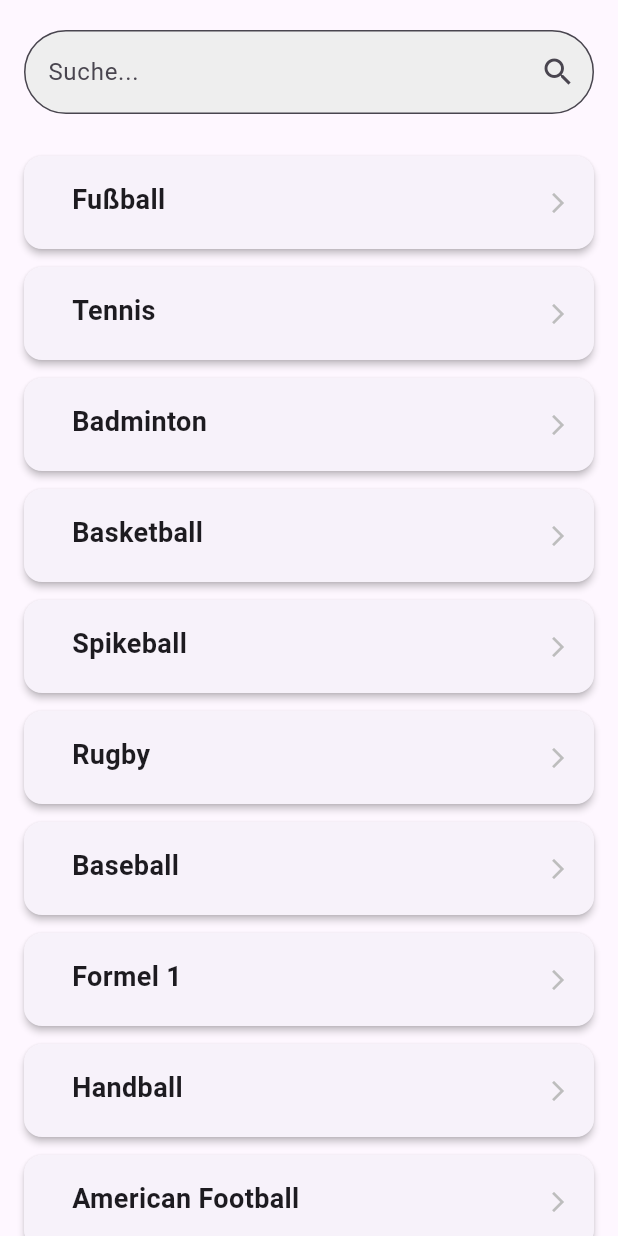
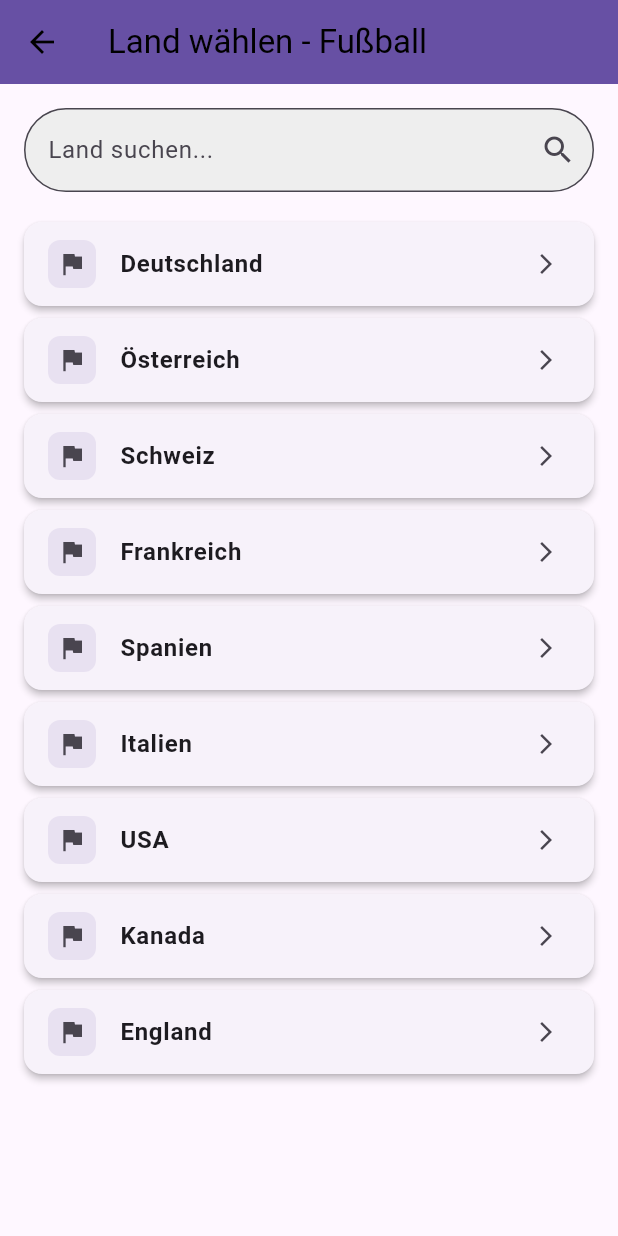
Before and after one commit to KnockeKnause/SportsAPP, a Flutter app: the SearchScreen widget shown alone on an empty page, opened directly, after a tap on "Fußball", on a phone screen of 412 x 824 dp. Run offline on Flutter 3.47's test engine with Material 3 defaults, Android fonts, the phone set to English and light mode, and no system bars; our stand-ins replace shared_preferences; accounts and stored records are empty; network calls fail.

Commit message:
feat: Add country selection screen and integrate with competitions for improved user experience

```diff
--- a/lib/models/sport.dart
+++ b/lib/models/sport.dart
@@ -1,17 +1,22 @@
 class Sport {
   final String id;
   final String name;
+  final String? apiName;
+  //final Bool isTeamSport;
   //final ImageProvider? image;
   final List<Competition> competitions;
 
-  Sport({
+  Sport( {
     String? id,
+    this.apiName,
     required this.name,
+    //required this.isTeamSport,
     required this.competitions,
   }) : id = id ?? name.toLowerCase().replaceAll(' ', '_');
 
   factory Sport.fromJson(Map<String, dynamic> json) {
     return Sport(
+      apiName: json['api_name'] ?? json['name'].toLowerCase().replaceAll(' ', '_'),
       id: json['id'],
       name: json['name'],
       competitions: (json['competitions'] as List)
@@ -25,6 +30,7 @@ class Sport {
       'id': id,
       'name': name,
       'competitions': competitions.map((c) => c.toJson()).toList(),
+      'apiName': apiName,
     };
   }
 }
@@ -68,25 +74,22 @@ class Competition {
 class Team {
   final String id;
   final String name;
-  final String? city;
-  final String? league;
-  final String? country;
+  final String? sport;
+  final String? logoUrl;
 
   Team({
     String? id,
+    this.logoUrl,
+    this.sport,
     required this.name,
-    this.city,
-    this.league,
-    this.country,
   }) : id = id ?? name.toLowerCase().replaceAll(' ', '_');
 
   factory Team.fromJson(Map<String, dynamic> json) {
     return Team(
-      id: json['id'],
-      name: json['name'],
-      city: json['city'],
-      league: json['league'],
-      country: json['country'],
+      id: json['idTeam'],
+      name: json['strTeam'] ?? '',
+      sport: json['strSport'] ?? '',
+      logoUrl: json['strBadge'],
     );
   }
 
@@ -94,9 +97,28 @@ class Team {
     return {
       'id': id,
       'name': name,
-      'city': city,
-      'league': league,
-      'country': country,
+      'sport': sport,
+      'logoUrl': logoUrl,
     };
   }
 }
+
+class Country {
+  final String apiName;
+  final String name;
+  final String? flagUrl;
+
+  Country({
+    required this.apiName,
+    required this.name,
+    this.flagUrl,
+  });
+
+  factory Country.fromJson(Map<String, dynamic> json) {
+    return Country(
+      apiName: json['api_name'] ?? json['name'].toLowerCase().replaceAll(' ', '_'),
+      name: json['name'],
+      flagUrl: json['flag_url'],
+    );
+  }
+}
--- a/lib/providers/favorites_provider.dart
+++ b/lib/providers/favorites_provider.dart
@@ -41,6 +41,8 @@ class FavoritesProvider extends ChangeNotifier {
   void addTeamToFavorites(Team team) {
     if (!isTeamFavorite(team.id)) {
       _favoriteTeams.add(team);
+      print(_favoriteTeams);
+      print('Team added to favorites: ${team.name}');
       _saveFavorites();
       notifyListeners();
     }
--- a/lib/providers/sports_provider.dart
+++ b/lib/providers/sports_provider.dart
@@ -19,16 +19,15 @@ class SportsProvider extends ChangeNotifier {
   // Mock data for demonstration - replace with real API calls
   void _loadSports() {
     _sports = [
-      Sport(id: '2023', name: 'Fußball', competitions:[]),
-      Sport(id: '2', name: 'Tennis', competitions:[]),
-      Sport(id: '3', name: 'Badminton', competitions:[]),
-      Sport(id: '4', name: 'Basketball', competitions:[]),
-      Sport(id: '5', name: 'Spikeball', competitions:[]),
-      Sport(id: '6', name: 'Rugby', competitions:[]),
-      Sport(id: '7', name: 'Baseball', competitions:[]),
-      Sport(id: '8', name: 'Formel 1', competitions:[]),
-      Sport(id: '9', name: 'Handball', competitions:[]),
-      Sport(id: '10', name: 'American Football', competitions:[]),
+      Sport(id: '1', apiName: 'Soccer', name: 'Fußball', competitions:[]),
+      Sport(id: '2', apiName: 'Tennis', name: 'Tennis', competitions:[]),
+      Sport(id: '4', apiName: 'Basketball',name: 'Basketball', competitions:[]),
+      Sport(id: '5', apiName: 'Spikeball',name: 'Spikeball', competitions:[]),
+      Sport(id: '6', apiName: 'Rugby',name: 'Rugby', competitions:[]),
+      Sport(id: '7', apiName: 'Baseball',name: 'Baseball', competitions:[]),
+      Sport(id: '8', apiName: 'Formel 1',name: 'Formel 1', competitions:[]),
+      Sport(id: '9', apiName: 'Handball',name: 'Handball', competitions:[]),
+      Sport(id: '10', apiName: 'American Football',name: 'American Football', competitions:[]),
     ];
     notifyListeners();
   }
--- /dev/null
+++ b/lib/screens/country_screen.dart
@@ -0,0 +1,169 @@
+import 'package:flutter/material.dart';
+import 'package:my_sports_app/screens/competitions_screen.dart';
+import 'package:my_sports_app/widgets/country_card.dart';
+import '../models/sport.dart';
+import '../services/api_service.dart';
+
+class CountrySelectionScreen extends StatefulWidget {
+  final Sport sport;
+
+  const CountrySelectionScreen({super.key, required this.sport});
+
+  @override
+  _CountrySelectionScreenState createState() => _CountrySelectionScreenState();
+}
+
+class _CountrySelectionScreenState extends State<CountrySelectionScreen> {
+  List<Country> _countries = [];
+  List<Country> _filteredCountries = [];
+  bool _isLoading = true;
+  final TextEditingController _searchController = TextEditingController();
+
+  @override
+  void initState() {
+    super.initState();
+    _loadCountriesMock();
+    _searchController.addListener(_filterCountries);
+  }
+
+  /*Future<void> _loadCountries() async {
+    try {
+      final countries = await ApiService.fetchCountries(widget.sport.name);
+      setState(() {
+        _countries = countries;
+        _filteredCountries = countries;
+        _isLoading = false;
+      });
+    } catch (e) {
+      setState(() {
+        _isLoading = false;
+      });
+      ScaffoldMessenger.of(context).showSnackBar(
+        SnackBar(content: Text('Fehler beim Laden der Länder: $e')),
+      );
+    }
+  }*/
+
+  Future<void> _loadCountriesMock() async {
+    // Mock-Daten für Länder
+    await Future.delayed(const Duration(seconds: 1)); // Simuliere Netzwerkverzögerung
+    setState(() {
+      _countries = [
+        Country(apiName: 'Germany', name: 'Deutschland', flagUrl: 'https://www.thesportsdb.com/images/icons/flags/shiny/32/Germany.png'),
+        Country(apiName: 'Austria', name: 'Österreich', flagUrl: 'https://www.thesportsdb.com/images/icons/flags/shiny/32/Austria.png'),
+        Country(apiName: 'Switzerland', name: 'Schweiz', flagUrl: 'https://www.thesportsdb.com/images/icons/flags/shiny/32/Switzerland.png'),
+        Country(apiName: 'France', name: 'Frankreich', flagUrl: 'https://www.thesportsdb.com/images/icons/flags/shiny/32/France.png'),
+        Country(apiName: 'Spain', name: 'Spanien', flagUrl: 'https://www.thesportsdb.com/images/icons/flags/shiny/32/Spain.png'),
+        Country(apiName: 'Italy', name: 'Italien', flagUrl: 'https://www.thesportsdb.com/images/icons/flags/shiny/32/Italy.png'),
+        Country(apiName: 'USA', name: 'USA', flagUrl: 'https://www.thesportsdb.com/images/icons/flags/shiny/32/Angola.png'),
+        Country(apiName: 'Canada', name: 'Kanada', flagUrl: 'https://www.thesportsdb.com/images/icons/flags/shiny/32/Canada.png'),
+        Country(apiName: 'England', name: 'England', flagUrl: 'https://www.thesportsdb.com/images/icons/flags/shiny/32/England.png')
+      ];
+      _filteredCountries = _countries;
+      _isLoading = false;
+    });
+  }
+
+  void _filterCountries() {
+    final query = _searchController.text.toLowerCase();
+    setState(() {
+      _filteredCountries = _countries.where((country) =>
+          country.name.toLowerCase().contains(query)).toList();
+    });
+  }
+
+  @override
+  void dispose() {
+    _searchController.dispose();
+    super.dispose();
+  }
+
+  @override
+  Widget build(BuildContext context) {
+    return Scaffold(
+      appBar: AppBar(
+        title: Text('Land wählen - ${widget.sport.name}'),
+        backgroundColor: Theme.of(context).primaryColor,
+      ),
+      body: Column(
+        children: [
+          // Suchfeld
+          Padding(
+            padding: const EdgeInsets.all(16.0),
+            child: TextField(
+              controller: _searchController,
+              decoration: InputDecoration(
+                hintText: 'Land suchen...',
+                suffixIcon: const Icon(Icons.search),
+                border: OutlineInputBorder(
+                borderRadius: BorderRadius.circular(30),
+              ),
+              filled: true,
+              fillColor: Theme.of(context).brightness == Brightness.dark
+                  ? Colors.grey[900]
+                  : Colors.grey[200],
+              ),
+            ),
+          ),
+          // Länder-Liste
+          Expanded(
+            child: _isLoading
+                ? const Center(child: CircularProgressIndicator())
+                : _filteredCountries.isEmpty
+                    ? const Center(
+                        child: Text(
+                          'Keine Länder gefunden',
+                          style: TextStyle(fontSize: 16, color: Colors.grey),
+                        ),
+                      )
+                    : ListView.builder(
+                        padding: const EdgeInsets.symmetric(horizontal: 16),
+                        itemCount: _filteredCountries.length,
+                        itemBuilder: (context, index) {
+                          final country = _filteredCountries[index];
+                          return CountryCard(
+                            country: country,
+                            onTap: () async {
+                              // Ligen für Sport und Land laden
+                              try {
+                                showDialog(
+                                  context: context,
+                                  barrierDismissible: false,
+                                  builder: (context) => const Center(
+                                    child: CircularProgressIndicator(),
+                                  ),
+                                );
+
+                                final competitions = await ApiService.fetchCompetitions(
+                                  widget.sport.apiName!,
+                                  country.apiName,
+                                );
+
+                                Navigator.pop(context); // Loading dialog schließen
+
+                                Navigator.push(
+                                  context,
+                                  MaterialPageRoute(
+                                    builder: (context) => CompetitionsScreen(
+                                      sport: widget.sport,
+                                      country: country,
+                                      competitions: competitions,
+                                    ),
+                                  ),
+                                );
+                              } catch (e) {
+                                Navigator.pop(context); // Loading dialog schließen
+                                ScaffoldMessenger.of(context).showSnackBar(
+                                  SnackBar(content: Text('Fehler beim Laden der Ligen: $e')),
+                                );
+                              }
+                            },
+                          );
+                        },
+                      ),
+          ),
+        ],
+      ),
+    );
+  }
+}
--- a/lib/screens/search_screen.dart
+++ b/lib/screens/search_screen.dart
@@ -1,9 +1,10 @@
 import 'package:flutter/material.dart';
+import 'package:my_sports_app/screens/competitions_screen.dart';
 import 'package:provider/provider.dart';
 import '../providers/sports_provider.dart';
 import '../models/sport.dart';
 import '../widgets/sport_card.dart';
-import 'competitions_screen.dart';
+import 'country_screen.dart';
 import '../services/api_service.dart';
 
 class SearchScreen extends StatefulWidget {
@@ -52,7 +53,7 @@ class _SearchScreenState extends State<SearchScreen> {
             controller: _searchController,
             onChanged: _filterSports,
             decoration: InputDecoration(
-              hintText: 'Suche...',
+              hintText: 'Sportart suchen...',
               suffixIcon: const Icon(Icons.search),
               border: OutlineInputBorder(
                 borderRadius: BorderRadius.circular(30),
@@ -94,13 +95,25 @@ class _SearchScreenState extends State<SearchScreen> {
                     return SportCard(
                       sport: sport,
                       onTap: () async {
-                        final competitions = await ApiService.fetchCompetitions(sport.id);
-                        Navigator.push(
+                        if (sport.name =='Fußball') {
+                          Navigator.push(
                           context,
                           MaterialPageRoute(
-                            builder: (context) => CompetitionsScreen(sport: sport, competitions: competitions,),
+                            builder: (context) => CountrySelectionScreen(sport: sport)
                           ),
                         );
+                          return;
+                        }
+                        else {
+                          final competitions = await ApiService.fetchCompetitions(sport.apiName!, '');
+                          Navigator.push(
+                          context,
+                          MaterialPageRoute(
+                            builder: (context) => CompetitionsScreen(sport: sport, competitions: competitions)
+                          ),
+                        );
+                          return;
+                        }
                       },
                     );
                   },
--- /dev/null
+++ b/lib/widgets/country_card.dart
@@ -0,0 +1,55 @@
+import 'package:flutter/material.dart';
+import 'package:my_sports_app/models/sport.dart';
+
+class CountryCard extends StatelessWidget {
+  final Country country;
+  final String? flagUrl;
+  final VoidCallback onTap;
+
+  const CountryCard({
+    super.key,
+    required this.country,
+    required this.onTap,
+    this.flagUrl,
+  });
+
+  @override
+  Widget build(BuildContext context) {
+    return Card(
+      margin: const EdgeInsets.symmetric(vertical: 4),
+      elevation: 2,
+      shape: RoundedRectangleBorder(borderRadius: BorderRadius.circular(12)),
+      child: ListTile(
+        leading: Container(
+          width: 32,
+          height: 32,
+          decoration: BoxDecoration(
+            color: Theme.of(context).primaryColor.withOpacity(0.1),
+            borderRadius: BorderRadius.circular(8),
+          ),
+          clipBehavior: Clip.antiAlias,
+          child: flagUrl != null && flagUrl!.isNotEmpty
+              ? Image.network(
+                  flagUrl!,
+                  fit: BoxFit.cover,
+                  errorBuilder: (context, error, stackTrace) {
+                    debugPrint('Image load failed: $error');
+                    return const Icon(Icons.flag, size: 20);
+                  },
+                )
+              : const Icon(Icons.flag, size: 20),
+        ),
+
+        title: Text(
+          country.name,
+          style: const TextStyle(
+            fontWeight: FontWeight.w600,
+            fontSize: 16,
+          ),
+        ),
+        trailing: const Icon(Icons.arrow_forward_ios, size: 16),
+        onTap: onTap,
+      ),
+    );
+  }
+}
--- a/pubspec.yaml
+++ b/pubspec.yaml
@@ -25,6 +25,9 @@ dependencies:
 
   # Icons
   cupertino_icons: ^1.0.2
+
+  # Image loading
+  cached_network_image: ^3.3.0
 
 dev_dependencies:
   flutter_test:
```
Also changed, not shown: lib/screens/competitions_screen.dart (+6 -4 lines), lib/screens/teams_screen.dart (+28 -17 lines), lib/services/api_service.dart (+40 -74 lines), pubspec.lock, 1 other file.
